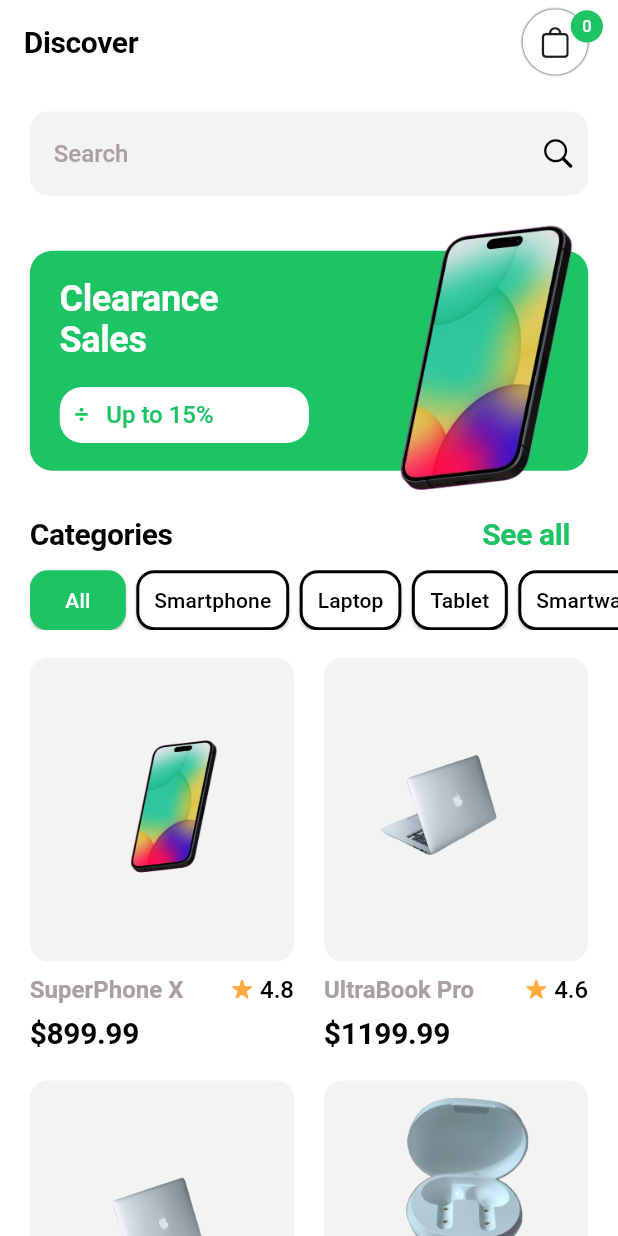
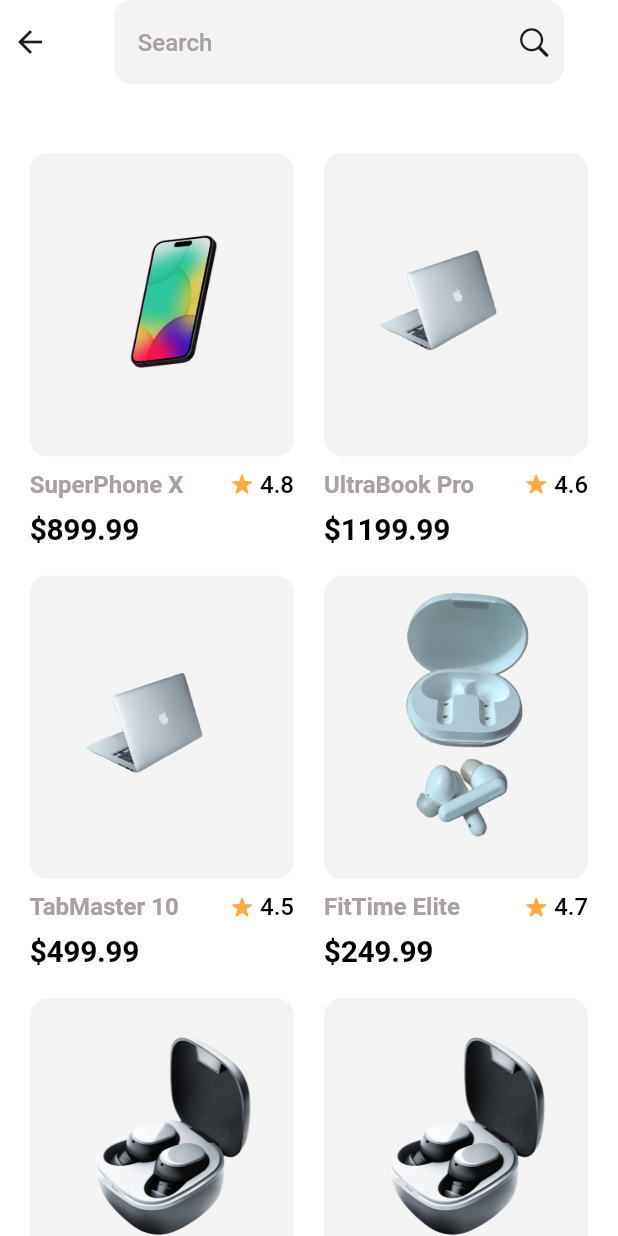
Before and after one commit to Megagonn/clan_commerce, a Flutter app: the screen it shows after launch, after a tap on "See all", on a phone screen of 412 x 824 dp. Run offline on Flutter 3.47's test engine with Material 3 defaults, Android fonts, the phone set to English and light mode, and no system bars; our stand-ins replace another_flutter_splash_screen, shared_preferences; Roboto replaces fonts that are missing (Aeonik).

Commit message:
commit: search Provider and search page added.

```diff
--- a/lib/main.dart
+++ b/lib/main.dart
@@ -2,6 +2,7 @@
 
 import 'package:clan_commerce/providers/cart_provider.dart';
 import 'package:clan_commerce/providers/category_provider.dart';
+import 'package:clan_commerce/providers/search_provider.dart';
 import 'package:clan_commerce/splash.dart';
 import 'package:clan_commerce/themes/global_themes.dart';
 import 'package:flutter/material.dart';
@@ -11,7 +12,8 @@ void main() {
   runApp(MultiProvider(
     providers:[
       ChangeNotifierProvider(create: (context)=> CategoryProvider()),
-      ChangeNotifierProvider(create: (context)=> CartProvider())
+      ChangeNotifierProvider(create: (context)=> CartProvider()),
+      ChangeNotifierProvider(create: (context)=> SearchProvider()),
     ],
     child: const MyApp(),
   ));
--- /dev/null
+++ b/lib/providers/search_provider.dart
@@ -0,0 +1,21 @@
+import 'dart:developer';
+
+import 'package:clan_commerce/stock.dart';
+import 'package:flutter/material.dart';
+
+class SearchProvider extends ChangeNotifier {
+  List _items = gadgets;
+  List _searchResult = [];
+  List get searchResult => _searchResult;
+  List get items => _items;
+
+  searchItems(String search) {
+    print(search);
+
+    _searchResult = _items.where((item)=> item['name'].toString().toLowerCase().contains(search.toLowerCase()) || item['description'].toString().toLowerCase().contains(search.toLowerCase())).toList();
+
+    notifyListeners();
+  }
+
+
+}
--- a/lib/views/home.dart
+++ b/lib/views/home.dart
@@ -3,10 +3,12 @@
 import 'package:clan_commerce/models/stock_item_model.dart';
 import 'package:clan_commerce/providers/cart_provider.dart';
 import 'package:clan_commerce/providers/category_provider.dart';
+import 'package:clan_commerce/providers/search_provider.dart';
 import 'package:clan_commerce/stock.dart';
 import 'package:clan_commerce/themes/global_themes.dart';
 import 'package:clan_commerce/utils/size_utils.dart';
 import 'package:clan_commerce/views/item_details.dart';
+import 'package:clan_commerce/views/search_page.dart';
 import 'package:flutter/cupertino.dart';
 import 'package:flutter/material.dart';
 import 'package:flutter_staggered_grid_view/flutter_staggered_grid_view.dart';
@@ -23,6 +25,7 @@ class CCHome extends StatefulWidget {
 }
 
 class _CCHomeState extends State<CCHome> {
+  TextEditingController keyword = TextEditingController();
   String selected = 'all';
   // List items = gadgets;
 
@@ -86,6 +89,27 @@ class _CCHomeState extends State<CCHome> {
             Container(
               padding: getPadding(all: 20),
               child: SearchBar(
+                controller: keyword,
+                onChanged: (value) {
+                  setState(() {});
+                },
+                onSubmitted: (value) {
+                  value.trim().isEmpty
+                      ? null
+                      : () {
+                          context
+                              .read<SearchProvider>()
+                              .searchItems(keyword.text);
+                          Navigator.push(
+                            context,
+                            MaterialPageRoute(
+                              builder: (context) =>
+                                  CCSearchPage(keyword: value),
+                            ),
+                          );
+                          keyword.clear();
+                        }();
+                },
                 shape: WidgetStateProperty.all(
                   RoundedRectangleBorder(
                     borderRadius: BorderRadius.circular(12),
@@ -100,7 +124,29 @@ class _CCHomeState extends State<CCHome> {
                       .displayMedium!
                       .copyWith(color: GlobalColors.textLight),
                 ),
-                trailing: [const Icon(CupertinoIcons.search)],
+                trailing: [
+                  InkWell(
+                    onTap: keyword.text.trim().isEmpty
+                        ? null
+                        : () {
+                            context
+                                .read<SearchProvider>()
+                                .searchItems(keyword.text);
+                            Navigator.push(
+                                context,
+                                MaterialPageRoute(
+                                    builder: (context) =>
+                                        CCSearchPage(keyword: keyword.text)));
+                            keyword.clear();
+                          },
+                    child: Icon(
+                      CupertinoIcons.search,
+                      color: keyword.text.trim().isEmpty
+                          ? null
+                          : GlobalColors.green,
+                    ),
+                  )
+                ],
               ),
             ),
             _hero(context),
@@ -114,7 +160,14 @@ class _CCHomeState extends State<CCHome> {
                     style: Theme.of(context).textTheme.displayLarge,
                   ),
                   TextButton(
-                      onPressed: () {},
+                      onPressed: () {
+                        context.read<SearchProvider>().searchItems('');
+                        Navigator.push(
+                            context,
+                            MaterialPageRoute(
+                                builder: (context) =>
+                                    const CCSearchPage(keyword: '')));
+                      },
                       child: Text(
                         "See all",
                         style: Theme.of(context)
@@ -126,15 +179,6 @@ class _CCHomeState extends State<CCHome> {
               ),
             ),
             _chips(),
-            // GridView.builder(
-            //   gridDelegate:
-            //       SliverGridDelegateWithFixedCrossAxisCount(crossAxisCount: 2),
-            //   itemCount: items.length,
-            //   shrinkWrap: true,
-            //   itemBuilder: (context, index) {
-            //     return _itemGird(index);
-            //   },
-            // )
             Padding(
               padding: getPadding(left: 20, right: 20),
               child: StaggeredGrid.count(
--- a/lib/views/item_details.dart
+++ b/lib/views/item_details.dart
@@ -114,7 +114,7 @@ class _StockItemDetailsState extends State<StockItemDetails> {
                   ),
                   Text(
                     widget.stockItemModel.description,
-                    style: Theme.of(context).textTheme.displayLarge,
+                    style: Theme.of(context).textTheme.displayMedium,
                   ),
                   SizedBox(
                     height: getVerticalSize(20),
--- /dev/null
+++ b/lib/views/search_page.dart
@@ -0,0 +1,117 @@
+import 'package:clan_commerce/models/stock_item_model.dart';
+import 'package:clan_commerce/providers/search_provider.dart';
+import 'package:clan_commerce/themes/global_themes.dart';
+import 'package:clan_commerce/utils/size_utils.dart';
+import 'package:clan_commerce/views/widgets.dart';
+import 'package:flutter/cupertino.dart';
+import 'package:flutter/material.dart';
+import 'package:flutter_staggered_grid_view/flutter_staggered_grid_view.dart';
+import 'package:provider/provider.dart';
+
+class CCSearchPage extends StatefulWidget {
+  const CCSearchPage({super.key, required this.keyword});
+  final String keyword;
+
+  @override
+  State<CCSearchPage> createState() => _CCSearchPageState();
+}
+
+class _CCSearchPageState extends State<CCSearchPage> {
+  TextEditingController keyword = TextEditingController();
+  @override
+  void initState() {
+    // TODO: implement initState
+    super.initState();
+    keyword.text = widget.keyword;
+  }
+
+  @override
+  Widget build(BuildContext context) {
+    return Scaffold(
+      appBar: AppBar(
+        leadingWidth: 40,
+        title: Container(
+          padding: getPadding(all: 20),
+          child: SearchBar(
+            controller: keyword,
+            onChanged: (value) {
+              context.read<SearchProvider>().searchItems(keyword.text);
+            },
+            shape: WidgetStateProperty.all(
+              RoundedRectangleBorder(
+                borderRadius: BorderRadius.circular(12),
+              ),
+            ),
+            elevation: WidgetStateProperty.all(0),
+            backgroundColor: WidgetStateProperty.all(GlobalColors.gray),
+            hintText: 'Search',
+            hintStyle: WidgetStateProperty.all(
+              Theme.of(context)
+                  .textTheme
+                  .displayMedium!
+                  .copyWith(color: GlobalColors.textLight),
+            ),
+            trailing: const [Icon(CupertinoIcons.search)],
+          ),
+        ),
+      ),
+      body: SingleChildScrollView(
+          child: Consumer<SearchProvider>(builder: (context, value, _) {
+        return Column(
+          children: [
+            SizedBox(
+              height: getVerticalSize(50),
+            ),
+            Visibility(
+              visible: value.searchResult.isEmpty,
+              child: Center(
+                child: Column(
+                  mainAxisAlignment: MainAxisAlignment.center,
+                  children: [
+                    SizedBox(
+                      height: getVerticalSize(50),
+                    ),
+                    const Icon(
+                      CupertinoIcons.minus_circle,
+                      size: 100,
+                      color: GlobalColors.primary,
+                    ),
+                    Text(
+                      "We couldn't get a match for  you.",
+                      style: Theme.of(context).textTheme.displayLarge,
+                    ),
+                    TextButton(
+                        onPressed: () {
+                          Navigator.pop(context);
+                        },
+                        child: const Text("Goto Products")),
+                  ],
+                ),
+              ),
+            ),
+            Padding(
+              padding: getPadding(left: 20, right: 20),
+              child: StaggeredGrid.count(
+                crossAxisCount: 2,
+                crossAxisSpacing: 20,
+                mainAxisSpacing: 20,
+                children: [
+                  ...List.generate(value.searchResult.length, (i) {
+                    // StockItemModel model =
+                    //     StockItemModel.fromJson(value.searchResult[i]);
+
+                    return ItemGrid(
+                        context: context, item: value.searchResult[i]);
+                  })
+                ],
+              ),
+            ),
+            SizedBox(
+              height: getVerticalSize(50),
+            ),
+          ],
+        );
+      })),
+    );
+  }
+}
```
